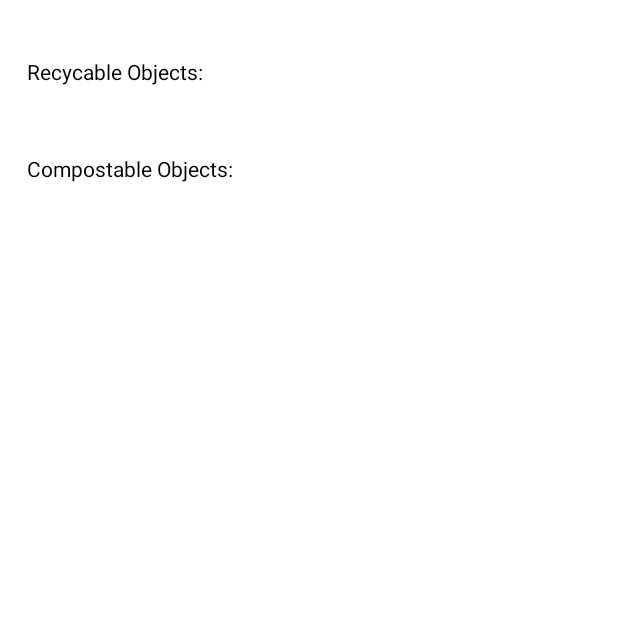
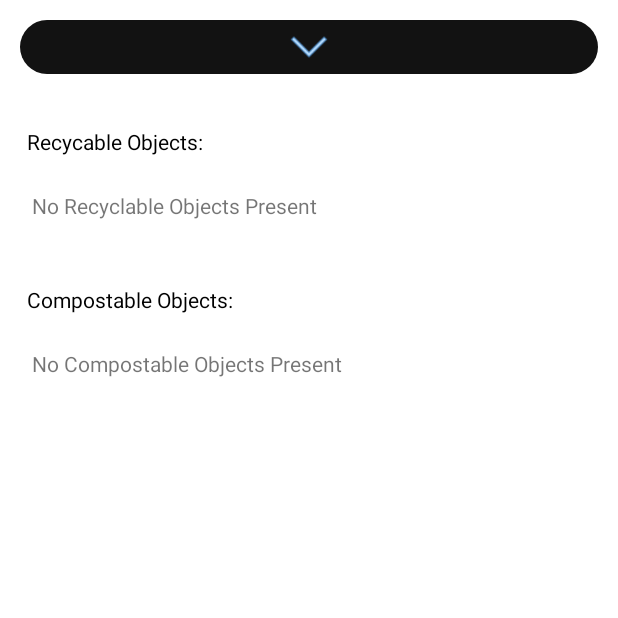
Before and after one commit to ETS-Android2/HackTJ-9.0, an Android app: the screen it shows after launch (HandleResults), after a tap on an icon or button, on a phone screen of 412 x 824 dp, the top half of it. Run offline under Robolectric (Android 15) with nearby library versions, the phone set to English and light mode, and no system bars; libraries missing offline, so code that uses them is left out: org.tensorflow.lite; 1 statement that could not run was skipped.

Commit message:
Combined Stuff

```diff
--- a/TensorFlowLitePractice/app/src/main/java/com/example/tensorflowlitepractice/HandleResults.java
+++ b/TensorFlowLitePractice/app/src/main/java/com/example/tensorflowlitepractice/HandleResults.java
@@ -1,23 +1,120 @@
 package com.example.tensorflowlitepractice;
 
 import android.app.Activity;
+import android.content.Intent;
 import android.os.Bundle;
+import android.util.Log;
+import android.view.View;
+import android.widget.Button;
+import android.widget.LinearLayout;
+import android.widget.ListView;
+import android.widget.RelativeLayout;
+import android.widget.TextView;
+import android.widget.Toast;
 
 import androidx.annotation.Nullable;
 
 public class HandleResults extends Activity {
 
+    public RelativeLayout recyclableLayout;
+    public RelativeLayout compostableLayout;
+
     @Override
     protected void onCreate(@Nullable Bundle savedInstanceState) {
         super.onCreate(savedInstanceState);
         setContentView(R.layout.bottom_layout);
+
+        recyclableLayout = findViewById(R.id.recycablesLayout);
+        compostableLayout = findViewById(R.id.compostablesLayout);
+
+        populateRecyclables();
+        populateCompostables();
     }
 
+
+
     public void populateRecyclables(){
+        try{
+            RelativeLayout.LayoutParams params = new RelativeLayout.LayoutParams(RelativeLayout.LayoutParams.WRAP_CONTENT, RelativeLayout.LayoutParams.WRAP_CONTENT);
+            params.setMargins(20,20,20,20);
+            int previousID = -1;
+            if(TemporaryUtility.currentRecyclables.size()==0) {
+                params.addRule(RelativeLayout.BELOW, R.id.recycablesText);
+                TextView text = new TextView(this);
+                text.setText("No Recyclable Objects Present");
+                text.setLayoutParams(params);
+                recyclableLayout.addView(text);
+            }
+
+            for(String recyclable : TemporaryUtility.currentRecyclables){
+                if(previousID==-1){
+                    params.addRule(RelativeLayout.BELOW, R.id.recycablesText);
+                }
+                else{
+                    params.addRule(RelativeLayout.BELOW, previousID);
+                }
+
+                int viewID = View.generateViewId();
+
+                Button btn = new Button(this);
+                btn.setText(recyclable);
+                btn.setId(viewID);
+                btn.setLayoutParams(params);
+                btn.setOnClickListener(this::onClickResult);
+                recyclableLayout.addView(btn);
+
+                previousID = viewID;
+            }
+        }
+        catch(Exception e){
+            Log.e("ERROR", e.toString());
+        }
 
     }
 
     public void populateCompostables(){
+        try{
+            RelativeLayout.LayoutParams params = new RelativeLayout.LayoutParams(RelativeLayout.LayoutParams.WRAP_CONTENT, RelativeLayout.LayoutParams.WRAP_CONTENT);
+            params.setMargins(20,20,20,20);
+            int previousID = -1;
+            if(TemporaryUtility.currentCompostables.size()==0) {
+                params.addRule(RelativeLayout.BELOW, R.id.compostablesText);
+                TextView text = new TextView(this);
+                text.setText("No Compostable Objects Present");
+                text.setLayoutParams(params);
+                compostableLayout.addView(text);
+            }
+
+            for(String compostable : TemporaryUtility.currentCompostables){
+                if(previousID==-1){
+                    params.addRule(RelativeLayout.BELOW, R.id.recycablesText);
+                }
+                else{
+                    params.addRule(RelativeLayout.BELOW, previousID);
+                }
+
+                int viewID = View.generateViewId();
+
+                Button btn = new Button(this);
+                btn.setText(compostable);
+                btn.setId(viewID);
+                btn.setLayoutParams(params);
+                btn.setOnClickListener(this::onClickResult);
+                compostableLayout.addView(btn);
+
+                previousID = viewID;
+            }
+        }
+        catch(Exception e){
+            Log.e("ERROR", e.toString());
+        }
+    }
+
+    public void onClickResult(View view){
 
     }
+
+    public void returnHome(View view) {
+        finish();
+    }
 }
--- a/TensorFlowLitePractice/app/src/main/java/com/example/tensorflowlitepractice/MainActivity.java
+++ b/TensorFlowLitePractice/app/src/main/java/com/example/tensorflowlitepractice/MainActivity.java
@@ -1,60 +1,72 @@
 package com.example.tensorflowlitepractice;
 
 import androidx.appcompat.app.AppCompatActivity;
-import androidx.constraintlayout.widget.ConstraintLayout;
-import androidx.coordinatorlayout.widget.CoordinatorLayout;
-
-import android.content.Context;
 import android.content.Intent;
 import android.graphics.Bitmap;
-import android.graphics.Canvas;
-import android.graphics.Color;
-import android.graphics.Paint;
-import android.graphics.RectF;
 import android.graphics.drawable.BitmapDrawable;
 import android.os.Bundle;
 import android.util.Log;
 import android.view.View;
-import android.view.ViewGroup;
 import android.widget.ImageView;
-import android.widget.RelativeLayout;
 import android.widget.Toast;
-
-import org.checkerframework.checker.units.qual.C;
 import org.tensorflow.lite.support.image.TensorImage;
 import org.tensorflow.lite.task.core.BaseOptions;
-import org.tensorflow.lite.task.vision.classifier.Classifications;
-import org.tensorflow.lite.task.vision.classifier.ImageClassifier;
 import org.tensorflow.lite.task.vision.detector.Detection;
 import org.tensorflow.lite.task.vision.detector.ObjectDetector;
-//import org.tensorflow.demo.env.BorderedText;
+
+import androidx.annotation.Nullable;
+import androidx.appcompat.app.AppCompatActivity;
+import androidx.core.app.ActivityCompat;
+import androidx.core.content.ContextCompat;
+
+import android.Manifest;
+import android.content.Intent;
+import android.content.pm.PackageManager;
+import android.graphics.Bitmap;
+import android.os.Bundle;
+import android.provider.MediaStore;
+import android.view.View;
+import android.widget.Button;
+import android.widget.ImageView;
 
 import java.util.List;
-
-
 
 public class MainActivity extends AppCompatActivity {
 
     private static String modelFile = "template_model.tflite";
+    private ObjectDetector.ObjectDetectorOptions options;
+
+    private Button cameraButton;
+    private ImageView imageView;
+
     @Override
     protected void onCreate(Bundle savedInstanceState) {
         super.onCreate(savedInstanceState);
         setContentView(R.layout.home);
         // Initialization
-        ObjectDetector.ObjectDetectorOptions options =
-                ObjectDetector.ObjectDetectorOptions.builder()
-                        .setBaseOptions(BaseOptions.builder().build())
-                        .setMaxResults(6)
-                        .build();
-        try {
-            ObjectDetector objectDetector = ObjectDetector.createFromFileAndOptions(this, modelFile, options);
-            List<Detection> results = objectDetector.detect(convertToTensorImage());
-            filterResults(results);
+
+        options = ObjectDetector.ObjectDetectorOptions.builder()
+                .setBaseOptions(BaseOptions.builder().build())
+                .setMaxResults(6)
+                .build();
+        cameraButton = findViewById(R.id.cameraButton);
+        imageView = findViewById(R.id.imageView);
+
+        if (ContextCompat.checkSelfPermission(MainActivity.this,
+                Manifest.permission.CAMERA) != PackageManager.PERMISSION_GRANTED) {
+            ActivityCompat.requestPermissions(MainActivity.this,
+                    new String[]{Manifest.permission.CAMERA}, 101);
         }
-        catch(Exception e){
-            Toast.makeText(this, ""+e.toString(), Toast.LENGTH_LONG).show();
-            Log.e("ERROR", e.toString());
-        }
+//        cameraButton.setOnClickListener(new View.OnClickListener() {
+//            @Override
+//            public void onClick(View view) {
+//                Intent intent = new Intent(MediaStore.ACTION_IMAGE_CAPTURE);
+//                startActivityForResult(intent, 101);
+//            }
+//        });
+
+
+
     }
 
     public Bitmap convertToBitmap(){
@@ -90,15 +102,45 @@ public class MainActivity extends AppCompatActivity {
                 if(recycablesNumber<3){
                     TemporaryUtility.currentRecyclables.add(category);
                     recycablesNumber++;
+                    Log.w("CATEGORY", category);
                 }
             }
             if(TemporaryUtility.compostables.contains(category)){
                 if(compostablesNumber<3){
                     TemporaryUtility.currentCompostables.add(category);
                     compostablesNumber++;
+                    Log.w("CATEGORY", category);
                 }
             }
-            Log.w("CATEGORY", category);
+            Log.i("CATEGORY", category);
+
+        }
+    }
+
+    public void captureEnvironment(View view) {
+        Intent intent = new Intent(MediaStore.ACTION_IMAGE_CAPTURE);
+        startActivityForResult(intent, 101);
+    }
+
+    @Override
+    protected void onActivityResult(int requestCode, int resultCode, @Nullable Intent data) {
+        super.onActivityResult(requestCode, resultCode, data);
+        if (requestCode == 101) {
+            Bitmap bitmap = (Bitmap) data.getExtras().get("data");
+            imageView.setImageBitmap(bitmap);
+        }
+        detectObjects();
+    }
+
+    public void detectObjects(){
+        try {
+            ObjectDetector objectDetector = ObjectDetector.createFromFileAndOptions(this, modelFile, options);
+            List<Detection> results = objectDetector.detect(convertToTensorImage());
+            filterResults(results);
+        }
+        catch(Exception e){
+            Toast.makeText(this, ""+e.toString(), Toast.LENGTH_LONG).show();
+            Log.e("ERROR", e.toString());
         }
     }
 }
--- a/TensorFlowLitePractice/app/src/main/java/com/example/tensorflowlitepractice/TemporaryUtility.java
+++ b/TensorFlowLitePractice/app/src/main/java/com/example/tensorflowlitepractice/TemporaryUtility.java
@@ -15,6 +15,8 @@ public class TemporaryUtility {
         add("BEER BOTTLE");
         add("CAN");
         add("CARTON");
+        add("BOTTLE");
+        add("CUP");
     }};
 
     public static HashSet<String> compostables = new HashSet<String>(){{
@@ -30,7 +32,4 @@ public class TemporaryUtility {
     public static HashSet<String> currentRecyclables = new HashSet<String>();
     public static HashSet<String> currentCompostables = new HashSet<String>();
 
-    public static Bitmap image;
-    public static int recycablesCount;
-    public static int compostablesCount;
 }
--- a/TensorFlowLitePractice/app/src/main/res/layout/bottom_layout.xml
+++ b/TensorFlowLitePractice/app/src/main/res/layout/bottom_layout.xml
@@ -1,63 +1,80 @@
 <?xml version="1.0" encoding="utf-8"?>
-<LinearLayout xmlns:android="http://schemas.android.com/apk/res/android"
+<RelativeLayout xmlns:android="http://schemas.android.com/apk/res/android"
     xmlns:app="http://schemas.android.com/apk/res-auto"
+    xmlns:tools="http://schemas.android.com/tools"
     android:id="@+id/bottom_sheet_layout"
     android:layout_width="match_parent"
-    android:layout_height="wrap_content"
-    android:layout_gravity="center_horizontal"
+    android:layout_height="match_parent"
 
     android:background="@color/white"
 
-    android:gravity="center_horizontal"
     android:orientation="vertical"
     android:padding="8dp"
-    app:behavior_hideable="true"
-    app:layout_behavior="com.google.android.material.bottomsheet.BottomSheetBehavior">
+    app:behavior_hideable="true">
 
-<!--    <LinearLayout-->
-<!--        android:id="@+id/gesture_layout"-->
-<!--        android:layout_width="match_parent"-->
-<!--        android:layout_height="46dp"-->
-<!--        android:orientation="vertical"-->
-<!--        android:paddingTop="10dp"-->
-<!--        android:paddingBottom="20dp">-->
+    <LinearLayout
+        android:id="@+id/gesture_layout"
+        android:layout_width="match_parent"
+        android:layout_height="wrap_content"
+        android:layout_margin="5dp"
+        android:background="@drawable/bottom_sheet_bg"
+        android:onClick="returnHome"
+        android:orientation="vertical"
+        android:paddingTop="5dp"
+        android:paddingBottom="5dp"
+        tools:layout_editor_absoluteX="13dp">
 
-<!--        <ImageView-->
-<!--            android:id="@+id/bottom_sheet_arrow"-->
-<!--            android:layout_width="54dp"-->
-<!--            android:layout_height="wrap_content"-->
-<!--            android:layout_gravity="center"-->
-<!--            android:src="@drawable/collapse_arrow_40px" />-->
+        <ImageView
+            android:id="@+id/bottom_sheet_arrow"
+            android:layout_width="25dp"
+            android:layout_height="25dp"
+            android:layout_gravity="center"
+            android:src="@drawable/expand_arrow_40px" />
 
-<!--    </LinearLayout>-->
+    </LinearLayout>
 
 
     <RelativeLayout
         android:layout_width="match_parent"
-        android:layout_height="match_parent"
+        android:layout_height="wrap_content"
         android:id="@+id/recycablesLayout"
-        android:layout_marginTop="20dp">
+        android:layout_marginTop="20dp"
+        android:layout_below="@+id/gesture_layout">
+
         <TextView
             android:layout_width="wrap_content"
             android:layout_height="wrap_content"
             android:text="Recycable Objects:"
             android:textColor="@color/black"
-            android:layout_margin="10dp"/>
+            android:layout_margin="10dp"
+            android:id="@+id/recycablesText"/>
+
+
+
+
+
 
     </RelativeLayout>
 
     <RelativeLayout
         android:layout_width="match_parent"
-        android:layout_height="match_parent"
+        android:layout_height="wrap_content"
         android:id="@+id/compostablesLayout"
-        android:layout_marginTop="25dp">
-        <TextView
-            android:layout_width="wrap_content"
-            android:layout_height="wrap_content"
-            android:text="Compostable Objects:"
-            android:textColor="@color/black"
-            android:layout_margin="10dp"/>
+        android:layout_marginTop="20dp"
+        android:layout_below="@+id/recycablesLayout">
+    <TextView
+        android:layout_width="wrap_content"
+        android:layout_height="wrap_content"
+        android:text="Compostable Objects:"
+        android:textColor="@color/black"
+        android:layout_margin="10dp"
+        android:id="@+id/compostablesText"
+        />
+
+
     </RelativeLayout>
 
 
-</LinearLayout>
+
+
+</RelativeLayout>
```
Also changed, not shown: TensorFlowLitePractice/app/src/main/res/layout/home.xml (+12 -1 lines), TensorFlowLitePractice/app/src/main/res/drawable/expand_arrow_40px.png (added).
